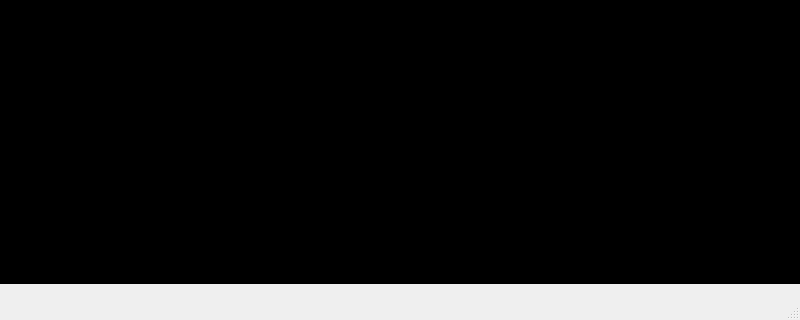
The window that PdTermmainterminal.ui (ppsilv/PdTermV1) describes before a commit, drawn with Qt 5; both pictures show x 0 to 800 and y 380 to 700 of the 800 by 700 pixel window.
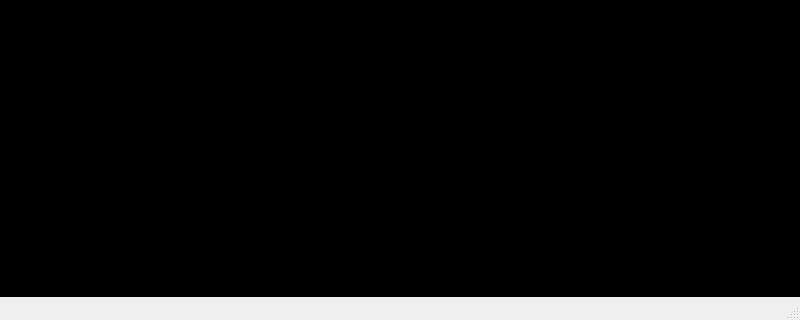
The same window after the commit. Icons and pictures are not drawn.

Commit message: Graphical interface finished.

The edit to the form file:
```diff
--- a/PdTermmainterminal.ui
+++ b/PdTermmainterminal.ui
@@ -24,6 +24,9 @@
     <selectedoff>:/icons/pdtermv1.svg</selectedoff>
     <selectedon>:/icons/pdtermv2.svg</selectedon>:/icons/pdtermv1.svg</iconset>
   </property>
+  <property name="layoutDirection">
+   <enum>Qt::LayoutDirection::LeftToRight</enum>
+  </property>
   <property name="unifiedTitleAndToolBarOnMac">
    <bool>false</bool>
   </property>
@@ -32,9 +35,9 @@
     <property name="geometry">
      <rect>
       <x>0</x>
-      <y>-3</y>
+      <y>0</y>
       <width>801</width>
-      <height>631</height>
+      <height>641</height>
      </rect>
     </property>
     <property name="autoFillBackground">
```
Left out of the diff: 14 changed lines with no effect on the pictures. The commit also changes 5 other files.
